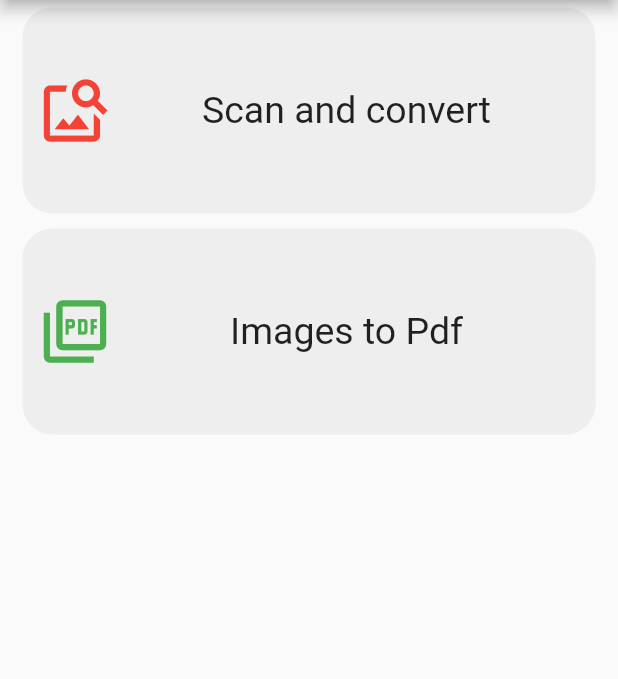
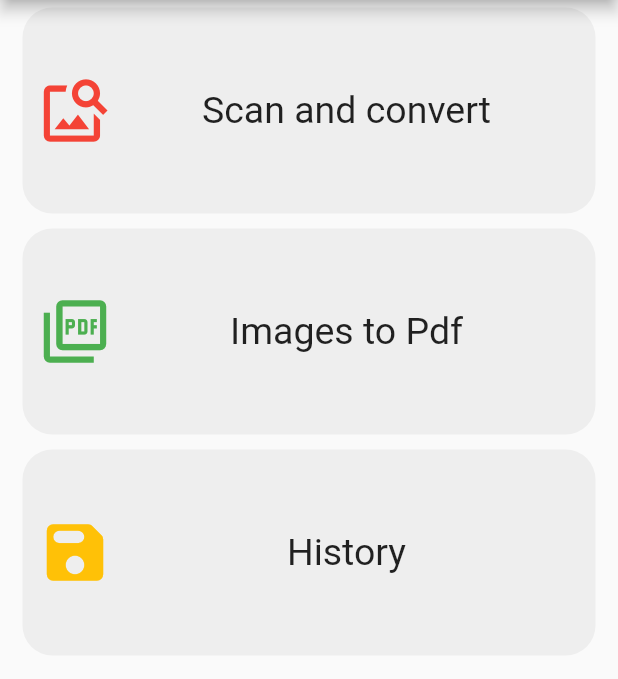
Before and after one commit to askbuddie/easy-scan, a Flutter app: the screen it shows after launch, on a phone screen of 412 x 824 dp, the part 84-763 px from its top. Run offline on Flutter 3.47's test engine with Material 2 defaults, Android fonts, the phone set to English and light mode, and no system bars; our stand-ins replace image_cropper, image_picker, pdf, permission_handler.

Commit message:
history button added

```diff
--- a/lib/screens/home_screen.dart
+++ b/lib/screens/home_screen.dart
@@ -1,8 +1,8 @@
+import 'package:EasyScan/screens/saved_pdf.dart';
 import 'package:flutter/material.dart';
 import 'package:EasyScan/widgets/home_card.dart';
 import 'package:EasyScan/screens/images_to_pdf.dart';
 import 'package:EasyScan/screens/scan_and_convert.dart';
-
 
 class HomeScreen extends StatefulWidget {
   @override
@@ -34,6 +34,13 @@ class _HomeScreenState extends State<HomeScreen> {
             color: Colors.green,
             text: 'Images to Pdf',
           ),
+          HomeCard(
+            onTap: () => Navigator.push(
+                context, MaterialPageRoute(builder: (_) => SavedPdfScreen())),
+            iconData: Icons.save_rounded,
+            color: Colors.amber,
+            text: 'History',
+          ),
         ],
       ),
     );
```
